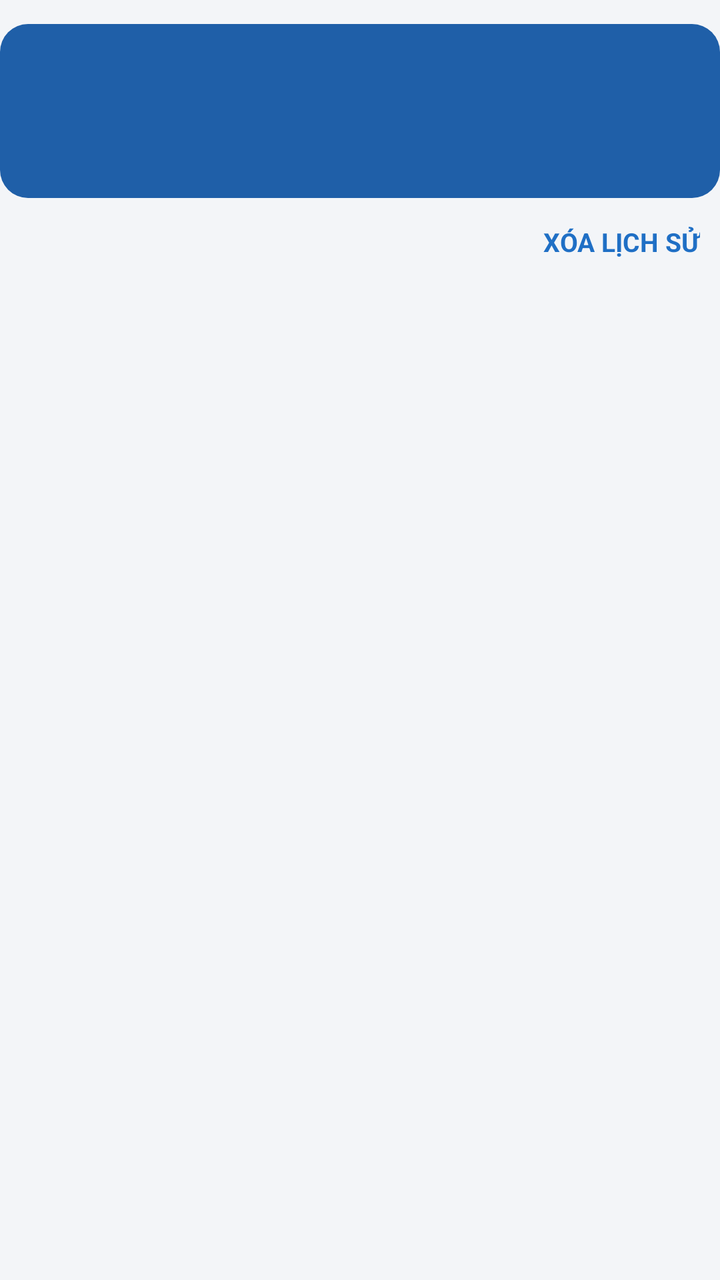
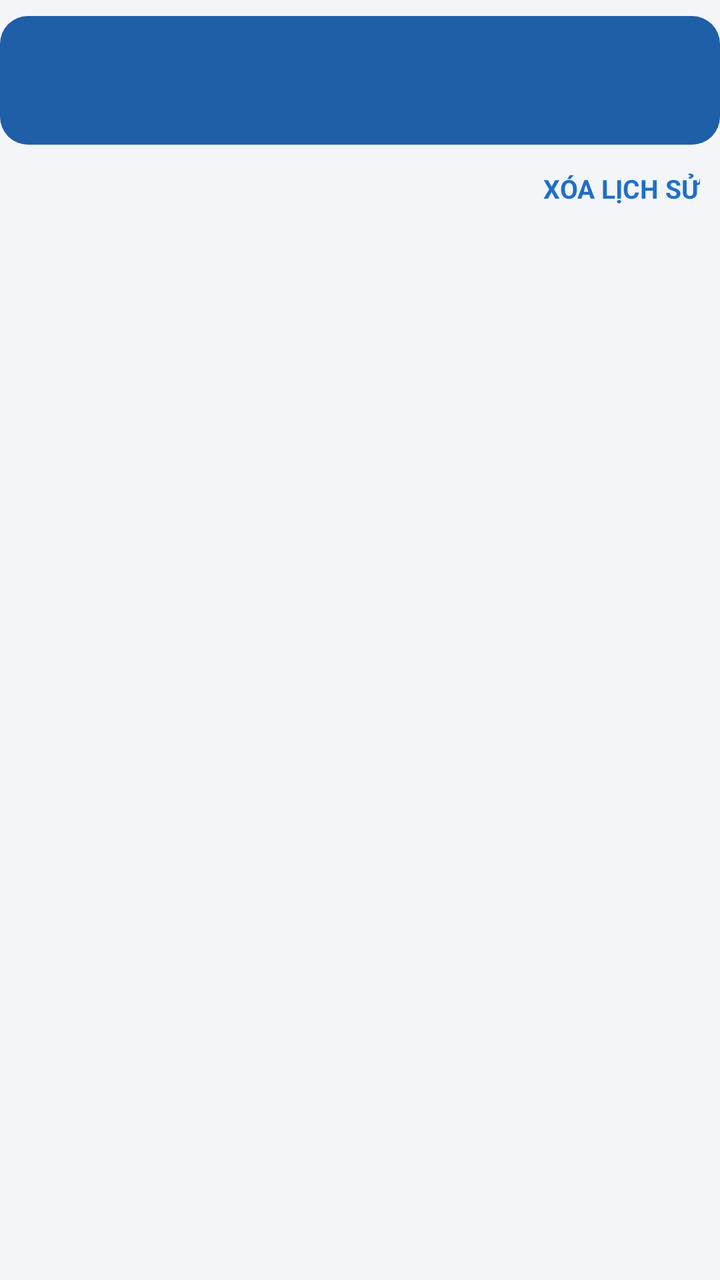

Screens rendered from an Android XML layout before and after an edit, with the pre-edit source and the edit as a unified diff.
<!-- AndroidManifest.xml: application theme AppTheme -->
<!-- res/layout/main_header.xml -->
<?xml version="1.0" encoding="utf-8"?>
<LinearLayout xmlns:android="http://schemas.android.com/apk/res/android"
    android:layout_width="match_parent"
    android:layout_height="wrap_content"
    android:orientation="vertical"
    android:paddingTop="12dp">

    
    <LinearLayout
        android:id="@+id/result_card"
        android:layout_width="match_parent"
        android:layout_height="wrap_content"
        android:background="@drawable/bg_card"
        android:gravity="center"
        android:minHeight="84dp"
        android:orientation="vertical"
        android:paddingBottom="10dp"
        android:paddingLeft="14dp"
        android:paddingRight="14dp"
        android:paddingTop="10dp">

        <TextView
            android:id="@+id/result_tag"
            android:layout_width="match_parent"
            android:layout_height="wrap_content"
            android:gravity="center"
            android:textColor="#FFFFFF"
            android:textSize="30sp"
            android:textStyle="bold" />

        <TextView
            android:id="@+id/result_sub"
            android:layout_width="match_parent"
            android:layout_height="wrap_content"
            android:layout_marginTop="4dp"
            android:gravity="center"
            android:textColor="#F2FFFFFF"
            android:textSize="17sp"
            android:textStyle="bold" />
    </LinearLayout>

    
    <LinearLayout
        android:id="@+id/product_panel"
        android:layout_width="match_parent"
        android:layout_height="wrap_content"
        android:layout_marginTop="10dp"
        android:background="@drawable/bg_row"
        android:gravity="center_vertical"
        android:orientation="horizontal"
        android:paddingBottom="10dp"
        android:paddingLeft="12dp"
        android:paddingRight="4dp"
        android:paddingTop="10dp"
        android:visibility="gone">

        <LinearLayout
            android:layout_width="0dp"
            android:layout_height="wrap_content"
            android:layout_weight="1"
            android:orientation="vertical">

            <TextView
                android:id="@+id/product_name"
                android:layout_width="match_parent"
                android:layout_height="wrap_content"
                android:ellipsize="end"
                android:maxLines="2"
                android:textColor="@color/ink"
                android:textSize="16.5sp"
                android:textStyle="bold" />

            <TextView
                android:id="@+id/product_meta"
                android:layout_width="match_parent"
                android:layout_height="wrap_content"
                android:layout_marginTop="4dp"
                android:textColor="@color/ink_soft"
                android:textSize="14sp" />

            <TextView
                android:id="@+id/code_meta"
                android:layout_width="match_parent"
                android:layout_height="wrap_content"
                android:ellipsize="end"
                android:fontFamily="monospace"
                android:singleLine="true"
                android:textColor="@color/ink_soft"
                android:textSize="13.5sp" />

            <TextView
                android:id="@+id/stock_meta"
                android:layout_width="match_parent"
                android:layout_height="wrap_content"
                android:layout_marginTop="4dp"
                android:textColor="@color/ink"
                android:textSize="15sp"
                android:textStyle="bold" />

            <TextView
                android:id="@+id/source_meta"
                android:layout_width="match_parent"
                android:layout_height="wrap_content"
                android:layout_marginTop="2dp"
                android:textColor="@color/ink_faint"
                android:textSize="12.5sp" />

            <TextView
                android:id="@+id/warn_text"
                android:layout_width="match_parent"
                android:layout_height="wrap_content"
                android:layout_marginTop="6dp"
                android:background="@drawable/bg_warn"
                android:paddingBottom="6dp"
                android:paddingLeft="10dp"
                android:paddingRight="10dp"
                android:paddingTop="6dp"
                android:textColor="@color/warn"
                android:textSize="13sp"
                android:visibility="gone" />
        </LinearLayout>

        <TextView
            android:id="@+id/more_hint"
            android:layout_width="wrap_content"
            android:layout_height="wrap_content"
            android:contentDescription="Xem ảnh và tồn kho"
            android:paddingLeft="6dp"
            android:paddingRight="4dp"
            android:text="›"
            android:textColor="@color/accent"
            android:textSize="28sp"
            android:textStyle="bold" />
    </LinearLayout>

    <LinearLayout
        android:layout_width="match_parent"
        android:layout_height="wrap_content"
        android:gravity="center_vertical"
        android:minHeight="44dp"
        android:orientation="horizontal"
        android:paddingLeft="2dp">

        <TextView
            android:id="@+id/counters"
            android:layout_width="0dp"
            android:layout_height="wrap_content"
            android:layout_weight="1"
            android:textColor="@color/ink_soft"
            android:textSize="13.5sp"
            android:textStyle="bold" />

        <TextView
            android:id="@+id/btn_clear"
            android:layout_width="wrap_content"
            android:layout_height="44dp"
            android:background="@drawable/bg_button_ghost"
            android:gravity="center"
            android:paddingLeft="10dp"
            android:paddingRight="10dp"
            android:text="XÓA LỊCH SỬ"
            android:textColor="@color/accent"
            android:textSize="13sp"
            android:textStyle="bold" />
    </LinearLayout>
</LinearLayout>
<!-- resources referenced by this layout -->
<resources>
  <color name="accent">#1F6FC5</color>
  <color name="ink">#1F2937</color>
  <color name="ink_faint">#6B7280</color>
  <color name="ink_soft">#4B5563</color>
  <color name="warn">#B45309</color>
  <!-- drawable bg_button_ghost (drawable) -->
  <?xml version="1.0" encoding="utf-8"?>
  <selector xmlns:android="http://schemas.android.com/apk/res/android">
      <item android:state_pressed="true">
          <shape android:shape="rectangle"><solid android:color="#E3EDF9" /><corners android:radius="8dp" /></shape>
      </item>
      <item>
          <shape android:shape="rectangle"><solid android:color="#00000000" /><corners android:radius="8dp" /></shape>
      </item>
  </selector>
  <!-- drawable bg_card (drawable) -->
  <?xml version="1.0" encoding="utf-8"?>
  <shape xmlns:android="http://schemas.android.com/apk/res/android" android:shape="rectangle">
      <solid android:color="#1F5FA8" />
      <corners android:radius="14dp" />
  </shape>
  <!-- drawable bg_row (drawable) -->
  <?xml version="1.0" encoding="utf-8"?>
  <selector xmlns:android="http://schemas.android.com/apk/res/android">
      <item android:state_pressed="true">
          <shape android:shape="rectangle">
              <solid android:color="#EAF1FA" />
              <stroke android:width="1dp" android:color="#8FA9C6" />
              <corners android:radius="10dp" />
          </shape>
      </item>
      <item>
          <shape android:shape="rectangle">
              <solid android:color="#FFFFFF" />
              <stroke android:width="1dp" android:color="#E3E8EF" />
              <corners android:radius="10dp" />
          </shape>
      </item>
  </selector>
  <!-- drawable bg_warn (drawable) -->
  <?xml version="1.0" encoding="utf-8"?>
  <shape xmlns:android="http://schemas.android.com/apk/res/android" android:shape="rectangle">
      <solid android:color="#FFF7ED" />
      <stroke android:width="1dp" android:color="#FCD9B6" />
      <corners android:radius="8dp" />
  </shape>
  <style name="AppTheme" parent="android:Theme.Material.Light.NoActionBar">
          <item name="android:colorPrimary">#1F5FA8</item>
          <item name="android:colorPrimaryDark">#174F8C</item>
          <item name="android:colorAccent">#1F6FC5</item>
          <item name="android:windowBackground">@color/ground</item>
      </style>
  <color name="ground">#F3F5F8</color>
</resources>

<!-- the commit's change to res/layout/main_header.xml (unified diff, before → after) -->
@@ -3,7 +3,7 @@
     android:layout_width="match_parent"
     android:layout_height="wrap_content"
     android:orientation="vertical"
-    android:paddingTop="12dp">
+    android:paddingTop="8dp">
 
     
     <LinearLayout
@@ -12,12 +12,11 @@
         android:layout_height="wrap_content"
         android:background="@drawable/bg_card"
         android:gravity="center"
-        android:minHeight="84dp"
         android:orientation="vertical"
-        android:paddingBottom="10dp"
-        android:paddingLeft="14dp"
-        android:paddingRight="14dp"
-        android:paddingTop="10dp">
+        android:paddingBottom="7dp"
+        android:paddingLeft="12dp"
+        android:paddingRight="12dp"
+        android:paddingTop="6dp">
 
         <TextView
             android:id="@+id/result_tag"
@@ -25,17 +24,16 @@
             android:layout_height="wrap_content"
             android:gravity="center"
             android:textColor="#FFFFFF"
-            android:textSize="30sp"
+            android:textSize="24sp"
             android:textStyle="bold" />
 
         <TextView
             android:id="@+id/result_sub"
             android:layout_width="match_parent"
             android:layout_height="wrap_content"
-            android:layout_marginTop="4dp"
             android:gravity="center"
             android:textColor="#F2FFFFFF"
-            android:textSize="17sp"
+            android:textSize="14sp"
             android:textStyle="bold" />
     </LinearLayout>
 
@@ -44,93 +42,79 @@
         android:id="@+id/product_panel"
         android:layout_width="match_parent"
         android:layout_height="wrap_content"
-        android:layout_marginTop="10dp"
+        android:layout_marginTop="8dp"
         android:background="@drawable/bg_row"
-        android:gravity="center_vertical"
-        android:orientation="horizontal"
+        android:orientation="vertical"
         android:paddingBottom="10dp"
         android:paddingLeft="12dp"
-        android:paddingRight="4dp"
-        android:paddingTop="10dp"
+        android:paddingRight="10dp"
+        android:paddingTop="8dp"
         android:visibility="gone">
 
         <LinearLayout
-            android:layout_width="0dp"
+            android:layout_width="match_parent"
             android:layout_height="wrap_content"
-            android:layout_weight="1"
-            android:orientation="vertical">
+            android:orientation="horizontal">
 
             <TextView
                 android:id="@+id/product_name"
-                android:layout_width="match_parent"
+                android:layout_width="0dp"
                 android:layout_height="wrap_content"
+                android:layout_weight="1"
                 android:ellipsize="end"
                 android:maxLines="2"
                 android:textColor="@color/ink"
-                android:textSize="16.5sp"
+                android:textSize="16sp"
                 android:textStyle="bold" />
 
+            
             <TextView
-                android:id="@+id/product_meta"
-                android:layout_width="match_parent"
+                android:id="@+id/more_hint"
+                android:layout_width="wrap_content"
                 android:layout_height="wrap_content"
-                android:layout_marginTop="4dp"
-                android:textColor="@color/ink_soft"
-                android:textSize="14sp" />
-
-            <TextView
-                android:id="@+id/code_meta"
-                android:layout_width="match_parent"
-                android:layout_height="wrap_content"
-                android:ellipsize="end"
-                android:fontFamily="monospace"
-                android:singleLine="true"
-                android:textColor="@color/ink_soft"
-                android:textSize="13.5sp" />
-
-            <TextView
-                android:id="@+id/stock_meta"
-                android:layout_width="match_parent"
-                android:layout_height="wrap_content"
-                android:layout_marginTop="4dp"
-                android:textColor="@color/ink"
-                android:textSize="15sp"
+                android:contentDescription="Xem ảnh và tồn kho"
+                android:paddingLeft="8dp"
+                android:text="›"
+                android:textColor="@color/accent"
+                android:textSize="24sp"
                 android:textStyle="bold" />
-
-            <TextView
-                android:id="@+id/source_meta"
-                android:layout_width="match_parent"
-                android:layout_height="wrap_content"
-                android:layout_marginTop="2dp"
-                android:textColor="@color/ink_faint"
-                android:textSize="12.5sp" />
-
-            <TextView
-                android:id="@+id/warn_text"
-                android:layout_width="match_parent"
-                android:layout_height="wrap_content"
-                android:layout_marginTop="6dp"
-                android:background="@drawable/bg_warn"
-                android:paddingBottom="6dp"
-                android:paddingLeft="10dp"
-                android:paddingRight="10dp"
-                android:paddingTop="6dp"
-                android:textColor="@color/warn"
-                android:textSize="13sp"
-                android:visibility="gone" />
         </LinearLayout>
 
         <TextView
-            android:id="@+id/more_hint"
-            android:layout_width="wrap_content"
+            android:id="@+id/id_qr"
+            style="@style/PanelLine"
+            android:layout_marginTop="2dp" />
+
+        <TextView
+            android:id="@+id/lot_line"
+            style="@style/PanelLine" />
+
+        <TextView
+            android:id="@+id/sku_line"
+            style="@style/PanelLine" />
+
+        <TextView
+            android:id="@+id/stock_meta"
+            style="@style/PanelStock"
+            android:layout_marginTop="4dp" />
+
+        <TextView
+            android:id="@+id/nw_meta"
+            style="@style/PanelStock" />
+
+        <TextView
+            android:id="@+id/warn_text"
+            android:layout_width="match_parent"
             android:layout_height="wrap_content"
-            android:contentDescription="Xem ảnh và tồn kho"
-            android:paddingLeft="6dp"
-            android:paddingRight="4dp"
-            android:text="›"
-            android:textColor="@color/accent"
-            android:textSize="28sp"
-            android:textStyle="bold" />
+            android:layout_marginTop="6dp"
+            android:background="@drawable/bg_warn"
+            android:paddingBottom="6dp"
+            android:paddingLeft="10dp"
+            android:paddingRight="10dp"
+            android:paddingTop="6dp"
+            android:textColor="@color/warn"
+            android:textSize="13sp"
+            android:visibility="gone" />
     </LinearLayout>
 
     <LinearLayout
<!-- resource entries referenced after the edit -->
@@ -2,7 +2,6 @@
 <resources>
   <color name="accent">#1F6FC5</color>
   <color name="ink">#1F2937</color>
-  <color name="ink_faint">#6B7280</color>
   <color name="ink_soft">#4B5563</color>
   <color name="warn">#B45309</color>
   <!-- drawable bg_button_ghost (drawable) -->
@@ -46,6 +45,21 @@
       <stroke android:width="1dp" android:color="#FCD9B6" />
       <corners android:radius="8dp" />
   </shape>
+  <style name="PanelLine">
+          <item name="android:layout_width">match_parent</item>
+          <item name="android:layout_height">wrap_content</item>
+          <item name="android:layout_marginTop">1dp</item>
+          <item name="android:textSize">14sp</item>
+          <item name="android:textColor">#4B5563</item>
+      </style>
+  <style name="PanelStock">
+          <item name="android:layout_width">match_parent</item>
+          <item name="android:layout_height">wrap_content</item>
+          <item name="android:layout_marginTop">1dp</item>
+          <item name="android:textSize">15sp</item>
+          <item name="android:textStyle">bold</item>
+          <item name="android:textColor">#1F2937</item>
+      </style>
   <style name="AppTheme" parent="android:Theme.Material.Light.NoActionBar">
           <item name="android:colorPrimary">#1F5FA8</item>
           <item name="android:colorPrimaryDark">#174F8C</item>
